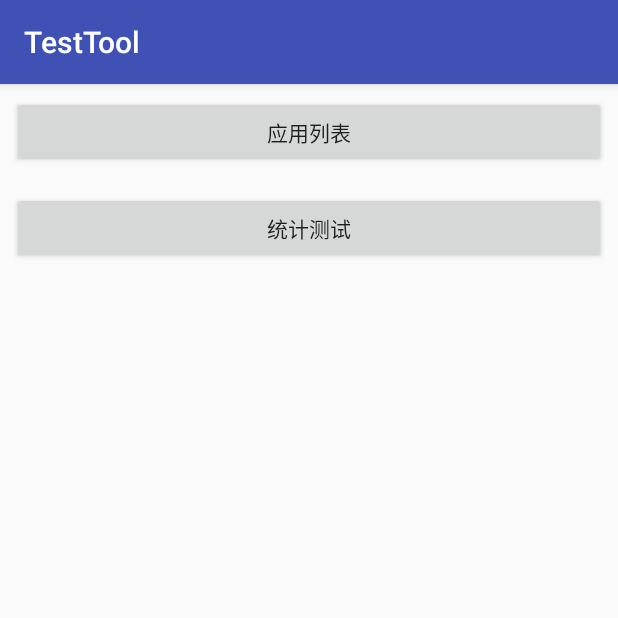
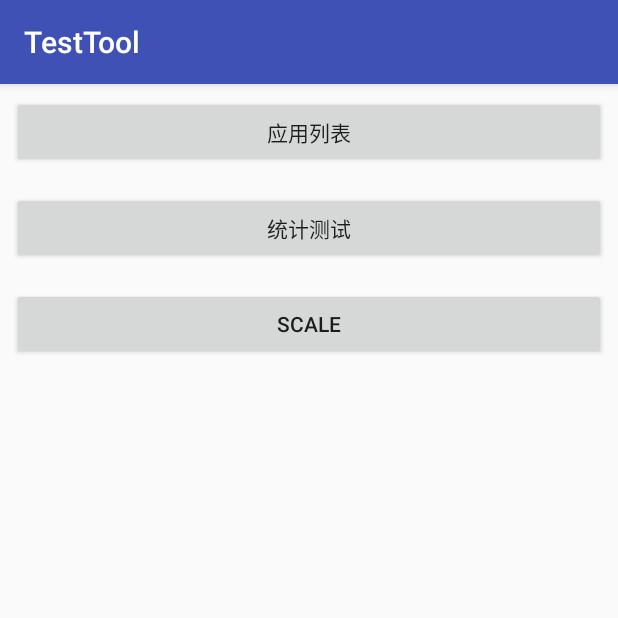
Before and after one commit to 13916232675/MyDemo, an Android app: the screen it shows after launch (MainActivity), on a phone screen of 412 x 824 dp, the top half of it. Run offline under Robolectric (Android 15) with nearby library versions, the phone set to English and light mode, and no system bars.

Commit message:
just commit

```diff
--- a/TestTool/src/main/AndroidManifest.xml
+++ b/TestTool/src/main/AndroidManifest.xml
@@ -6,7 +6,6 @@
     <uses-permission
         android:name="android.permission.PACKAGE_USAGE_STATS"
         tools:ignore="ProtectedPermissions"/>
-
     <uses-permission android:name="android.permission.INTERNET"/>
     <uses-permission android:name="android.permission.ACCESS_NETWORK_STATE"/>
     <uses-permission android:name="android.permission.ACCESS_FINE_LOCATION"/>
@@ -19,7 +18,6 @@
         android:roundIcon="@mipmap/ic_launcher_round"
         android:supportsRtl="true"
         android:theme="@style/AppTheme">
-
         <provider
             android:name="com.statistics.channel.ChannelProvider"
             android:authorities="${applicationId}_com.hola.a.provider"/>
@@ -36,6 +34,8 @@
             android:screenOrientation="portrait"/>
         <activity android:name=".analysis.AnalysisActivity">
         </activity>
+        <activity android:name=".scale.ScaleActivity">
+        </activity>
     </application>
 
 </manifest>
--- a/TestTool/src/main/java/com/avidly/testtool/MainActivity.java
+++ b/TestTool/src/main/java/com/avidly/testtool/MainActivity.java
@@ -4,16 +4,13 @@ import android.content.Intent;
 import android.os.Bundle;
 import android.support.v7.app.AppCompatActivity;
 import android.view.View;
-import android.widget.Button;
 
 import com.avidly.testtool.analysis.AnalysisActivity;
 import com.avidly.testtool.packages.Packages;
+import com.avidly.testtool.scale.ScaleActivity;
 import com.hola.sdk.HolaAnalysis;
 
 public class MainActivity extends AppCompatActivity implements View.OnClickListener {
-    Button btnPackage;
-    Button btnAnalysis;
-
     @Override
     protected void onCreate(Bundle savedInstanceState) {
         super.onCreate(savedInstanceState);
@@ -21,11 +18,9 @@ public class MainActivity extends AppCompatActivity implements View.OnClickListe
 
         HolaAnalysis.init(this, "800000", "000000");
 
-        btnPackage = (Button) findViewById(R.id.btnPackage);
-        btnAnalysis = (Button) findViewById(R.id.btnAnalysis);
-
-        btnPackage.setOnClickListener(this);
-        btnAnalysis.setOnClickListener(this);
+        findViewById(R.id.btnPackage).setOnClickListener(this);
+        findViewById(R.id.btnAnalysis).setOnClickListener(this);
+        findViewById(R.id.btnScale).setOnClickListener(this);
     }
 
     @Override
@@ -37,5 +32,9 @@ public class MainActivity extends AppCompatActivity implements View.OnClickListe
         if (v.getId() == R.id.btnAnalysis) {
             startActivity(new Intent(this, AnalysisActivity.class));
         }
+
+        if (v.getId() == R.id.btnScale) {
+            startActivity(new Intent(this, ScaleActivity.class));
+        }
     }
 }
--- a/TestTool/src/main/res/layout/activity_main.xml
+++ b/TestTool/src/main/res/layout/activity_main.xml
@@ -25,6 +25,13 @@
             android:layout_height="wrap_content"
             android:layout_margin="8dp"
             android:text="统计测试"/>
+
+        <Button
+            android:id="@+id/btnScale"
+            android:layout_width="match_parent"
+            android:layout_height="wrap_content"
+            android:layout_margin="8dp"
+            android:text="scale"/>
     </LinearLayout>
 
 </android.support.constraint.ConstraintLayout>
```
Also changed, not shown: TestTool/src/main/java/com/avidly/testtool/scale/ScaleActivity.java (added, +42 -0 lines), TestTool/src/main/res/layout/activity_scale.xml (added, +31 -0 lines).
